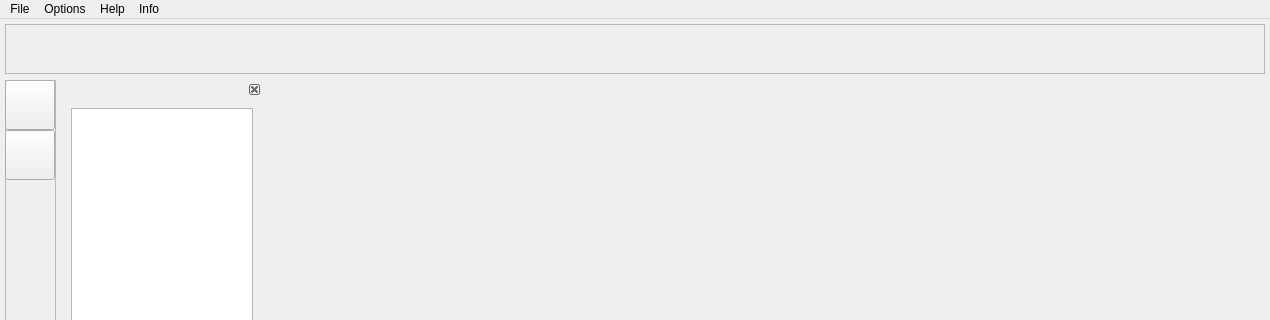
NeGvozd/CppLearningProject, file mainwindow.ui: the form before one commit; both pictures show x 0 to 1270 and y 0 to 320 of the 1270 by 661 pixel window.
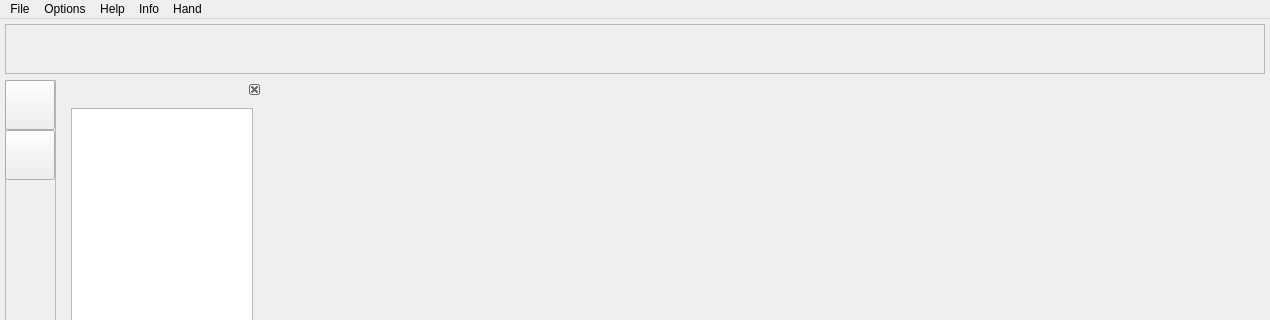
The form after the commit. Icons and pictures are not drawn.

Diff of the .ui file:
```diff
--- a/mainwindow.ui
+++ b/mainwindow.ui
@@ -291,10 +291,17 @@
     </property>
     <addaction name="actionauthors"/>
    </widget>
+   <widget class="QMenu" name="menuHand">
+    <property name="title">
+     <string>Hand</string>
+    </property>
+    <addaction name="actionHand"/>
+   </widget>
    <addaction name="menuFile"/>
    <addaction name="menuOptions"/>
    <addaction name="menuHelp"/>
    <addaction name="menuInfo"/>
+   <addaction name="menuHand"/>
   </widget>
   <widget class="QStatusBar" name="statusbar"/>
   <action name="actionNew">
```
Left out of the diff: 5 changed lines with no effect on the pictures.
